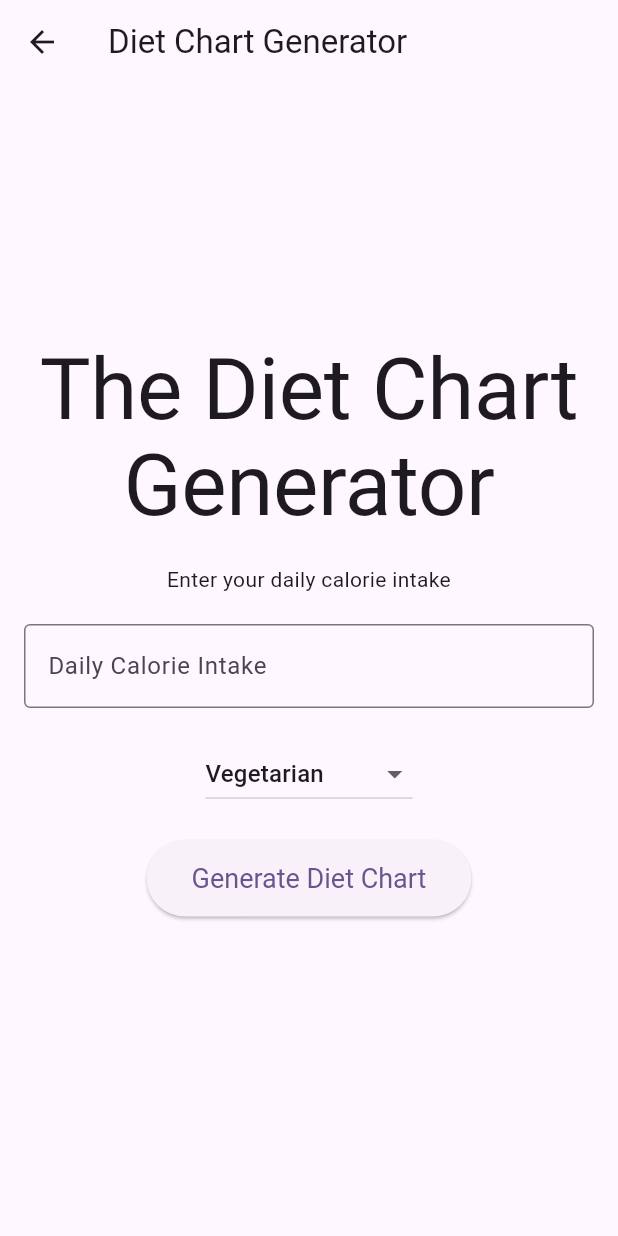
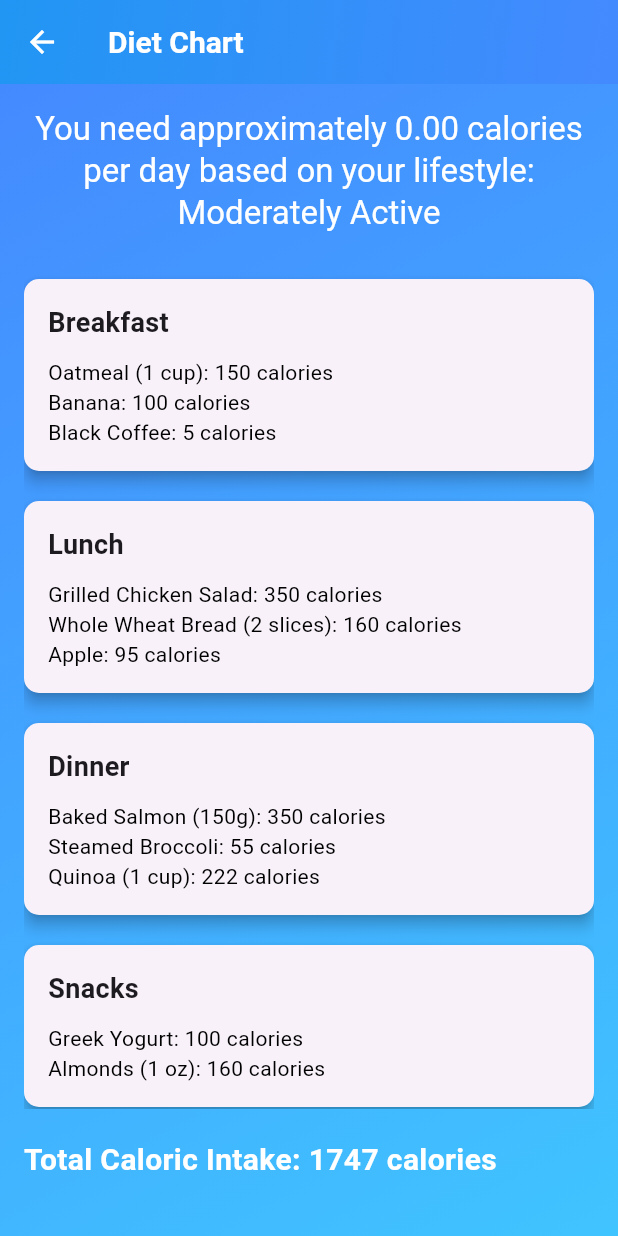
Before and after one commit to Aravind011464/Nutri_Track, a Flutter app: the DietChartPage screen opened by its route, on a phone screen of 412 x 824 dp. Run offline on Flutter 3.47's test engine with Material 3 defaults, Android fonts, the phone set to English and light mode, and no system bars; our stand-ins replace flutter_zoom_drawer, jwt_decoder, shared_preferences; accounts and stored records are empty.

Commit message:
activity

```diff
--- a/lib/main.dart
+++ b/lib/main.dart
@@ -1,5 +1,6 @@
 import 'package:flutter/material.dart';
 import 'package:jwt_decoder/jwt_decoder.dart';
+import 'package:nutri_track/pages/ActivityLevelPage.dart';
 import 'package:nutri_track/pages/child_info.dart';
 import 'package:nutri_track/pages/dashboard.dart';
 import 'package:nutri_track/pages/sign_in.dart';
@@ -42,14 +43,17 @@ class MyApp extends StatelessWidget {
         '/bmi': (context) => BMIPage(),
         '/zscore': (context) => ZScorePage(),
         '/update': (context) => UpdatePage(),
-        '/dietchart': (context) => DietChartPage(),
+        '/dietchart': (context) => DietChartPage(calories: 0,lifestyle: "Moderately Active",),
         '/advice': (context) => AdvicePage(),
         '/needs': (context) => NeedsPage(),
         '/childEntry' : (context)=>childInfo(),
+        '/activityLevel':(context)=>ActivityLevelPage(calories: 700),
       },
-      home: (token != null && JwtDecoder.isExpired(token) == false) ? DashBoard(token: token) : SignIn(),
+      //home: (token != null && JwtDecoder.isExpired(token) == false) ? DashBoard(token: token) : SignIn(),
       //home: DashBoard(),
       //home : childInfo(),
+      //home :  const DietChartPage(calories: 700, lifestyle: 'Moderately Active',),
+      home: ActivityLevelPage(calories: 995,)
     );
   }
 }
--- a/lib/pages/dashboard.dart
+++ b/lib/pages/dashboard.dart
@@ -82,7 +82,7 @@ class _DashBoardState extends State<DashBoard> {
                   _buildTappableBox(context, 'BMI', BMIPage()),
                   _buildTappableBox(context, 'Z-Score', ZScorePage()),
                   _buildTappableBox(context, 'Update', UpdatePage()),
-                  _buildTappableBox(context, 'Suggest Diet Chart', DietChartPage()),
+                  _buildTappableBox(context, 'Suggest Diet Chart', DietChartPage(calories: 700, lifestyle: 'Moderately Active',)),
                   _buildTappableBox(context, 'Seek Advice', AdvicePage()),
                   _buildTappableBox(context, 'Needs', NeedsPage()),
                 ],
--- a/lib/pages/diet_chart_page.dart
+++ b/lib/pages/diet_chart_page.dart
@@ -1,130 +1,94 @@
 import 'package:flutter/material.dart';
 
-void main() {
-  runApp(MyApp());
-}
+class DietChartPage extends StatelessWidget {
+  final int calories;
+  final String lifestyle;
 
-class MyApp extends StatelessWidget {
-  @override
-  Widget build(BuildContext context) {
-    return MaterialApp(
-      title: 'Diet Chart Generator',
-      theme: ThemeData(
-        primarySwatch: Colors.green,
-        textTheme: const TextTheme(
-          displayLarge: TextStyle(fontSize: 36.0, fontWeight: FontWeight.bold),
-          bodyMedium: TextStyle(fontSize: 18.0),
-        ),
-      ),
-      home: DietChartPage(),
-    );
-  }
-}
-
-class DietChartPage extends StatefulWidget {
-  const DietChartPage({super.key});
-
-  @override
-  _DietChartPageState createState() => _DietChartPageState();
-}
-
-class _DietChartPageState extends State<DietChartPage> {
-  final TextEditingController calorieController = TextEditingController();
-  String selectedDiet = 'Vegetarian';
-  String dietChart = '';
-
-  void generateDietChart() {
-    final int calories = int.tryParse(calorieController.text) ?? 0;
-
-    if (calories > 0) {
-      String chart = 'Diet Chart for $selectedDiet:\n';
-      if (selectedDiet == 'Vegetarian') {
-        chart += '1. Breakfast: Oatmeal with fruits (300 calories)\n';
-        chart += '2. Lunch: Grilled vegetable salad (500 calories)\n';
-        chart += '3. Dinner: Lentil curry with rice (600 calories)\n';
-      } else if (selectedDiet == 'Non-Vegetarian') {
-        chart += '1. Breakfast: Scrambled eggs with toast (400 calories)\n';
-        chart += '2. Lunch: Chicken salad (600 calories)\n';
-        chart += '3. Dinner: Grilled fish with vegetables (700 calories)\n';
-      } else {
-        chart += '1. Breakfast: Smoothie with almond milk (300 calories)\n';
-        chart += '2. Lunch: Quinoa salad with chickpeas (500 calories)\n';
-        chart += '3. Dinner: Stir-fried tofu with vegetables (600 calories)\n';
-      }
-
-      setState(() {
-        dietChart = chart;
-      });
-    } else {
-      setState(() {
-        dietChart = 'Please enter a valid calorie intake.';
-      });
-    }
-  }
+  const DietChartPage({Key? key, required this.calories, required this.lifestyle}) : super(key: key);
 
   @override
   Widget build(BuildContext context) {
+    // Calculate average calories based on lifestyle multiplier
+    double averageCalories = _calculateAverageCalories(calories, lifestyle);
+    List<DietChart> dietChart = getDietChart(averageCalories.toInt()); // Get diet chart based on average calories
+
     return Scaffold(
       appBar: AppBar(
-        title: const Text('Diet Chart Generator'),
+        elevation: 4, // Add some elevation for a subtle shadow effect
+        flexibleSpace: Container(
+          decoration: BoxDecoration(
+            gradient: LinearGradient(
+              colors: [Colors.blue, Colors.blueAccent], // Gradient color for the AppBar
+              begin: Alignment.topLeft,
+              end: Alignment.bottomRight,
+            ),
+          ),
+        ),
+        title: const Text('Diet Chart', style: TextStyle(color: Colors.white, fontSize: 20, fontWeight: FontWeight.bold)),
+        leading: IconButton(
+          icon: const Icon(Icons.arrow_back, color: Colors.white), // White back button
+          onPressed: () {
+            Navigator.pop(context); // Go back to the previous page
+          },
+        ),
       ),
-      body: Padding(
-        padding: const EdgeInsets.all(16.0),
-        child: Center(
-          child: SingleChildScrollView(
+      body: Container(
+        decoration: BoxDecoration(
+          gradient: LinearGradient(
+            colors: [Colors.blueAccent, Colors.lightBlueAccent], // Gradient background
+            begin: Alignment.topLeft,
+            end: Alignment.bottomRight,
+          ),
+        ),
+        child: Padding(
+          padding: const EdgeInsets.all(16.0),
+          child: Center(
             child: Column(
-              mainAxisAlignment: MainAxisAlignment.center,
+              crossAxisAlignment: CrossAxisAlignment.start,
               children: [
                 Text(
-                  'The Diet Chart Generator',
-                  style: Theme.of(context).textTheme.displayLarge,
+                  'You need approximately ${averageCalories.toStringAsFixed(2)} calories per day based on your lifestyle: $lifestyle',
+                  style: Theme.of(context).textTheme.headline6?.copyWith(color: Colors.white),
                   textAlign: TextAlign.center,
                 ),
                 const SizedBox(height: 20),
-                Text(
-                  'Enter your daily calorie intake',
-                  style: Theme.of(context).textTheme.bodyMedium,
-                  textAlign: TextAlign.center,
-                ),
-                const SizedBox(height: 20),
-                TextField(
-                  controller: calorieController,
-                  decoration: const InputDecoration(
-                    labelText: 'Daily Calorie Intake',
-                    border: OutlineInputBorder(),
-                  ),
-                  keyboardType: TextInputType.number,
-                ),
-                const SizedBox(height: 20),
-                DropdownButton<String>(
-                  value: selectedDiet,
-                  onChanged: (String? newValue) {
-                    setState(() {
-                      selectedDiet = newValue!;
-                    });
-                  },
-                  items: <String>['Vegetarian', 'Non-Vegetarian', 'Vegan']
-                      .map<DropdownMenuItem<String>>((String value) {
-                    return DropdownMenuItem<String>(
-                      value: value,
-                      child: Text(value),
-                    );
-                  }).toList(),
-                ),
-                const SizedBox(height: 20),
-                ElevatedButton(
-                  onPressed: generateDietChart,
-                  child: const Text('Generate Diet Chart'),
-                  style: ElevatedButton.styleFrom(
-                    padding: const EdgeInsets.symmetric(horizontal: 30, vertical: 15),
-                    textStyle: const TextStyle(fontSize: 18),
+                Expanded(
+                  child: ListView.builder(
+                    itemCount: dietChart.length,
+                    itemBuilder: (context, index) {
+                      final meal = dietChart[index];
+                      return Card(
+                        margin: const EdgeInsets.symmetric(vertical: 10),
+                        elevation: 4,
+                        shape: RoundedRectangleBorder(
+                          borderRadius: BorderRadius.circular(10),
+                        ),
+                        child: Padding(
+                          padding: const EdgeInsets.all(16.0),
+                          child: Column(
+                            crossAxisAlignment: CrossAxisAlignment.start,
+                            children: [
+                              Text(
+                                meal.meal,
+                                style: const TextStyle(fontSize: 18, fontWeight: FontWeight.bold),
+                              ),
+                              const SizedBox(height: 10),
+                              ...meal.foodItems.map((item) => Text('${item.name}: ${item.calories} calories', style: const TextStyle(color: Colors.black))),
+                            ],
+                          ),
+                        ),
+                      );
+                    },
                   ),
                 ),
-                const SizedBox(height: 20),
-                Text(
-                  dietChart,
-                  style: Theme.of(context).textTheme.bodyMedium,
-                  textAlign: TextAlign.center,
+                // Display total calories from diet chart with increased padding and font size
+                Padding(
+                  padding: const EdgeInsets.symmetric(vertical: 20.0), // Increased padding
+                  child: Text(
+                    'Total Caloric Intake: ${_calculateTotalCalories(dietChart)} calories',
+                    style: const TextStyle(fontSize: 20, fontWeight: FontWeight.bold, color: Colors.white), // Increased font size and bold text
+                    textAlign: TextAlign.center,
+                  ),
                 ),
               ],
             ),
@@ -133,4 +97,114 @@ class _DietChartPageState extends State<DietChartPage> {
       ),
     );
   }
+
+  double _calculateAverageCalories(int bmr, String lifestyle) {
+    switch (lifestyle) {
+      case 'Sedentary':
+        return bmr * 1.2;
+      case 'Slightly Active':
+        return bmr * 1.375;
+      case 'Moderately Active':
+        return bmr * 1.55;
+      case 'Active':
+        return bmr * 1.725;
+      case 'Very Active':
+        return bmr * 1.9;
+      default:
+        return bmr.toDouble(); // Fallback to BMR if lifestyle is unrecognized
+    }
+  }
+
+  int _calculateTotalCalories(List<DietChart> dietChart) {
+    int totalCalories = 0;
+    for (var meal in dietChart) {
+      for (var item in meal.foodItems) {
+        totalCalories += item.calories;
+      }
+    }
+    return totalCalories;
+  }
 }
+
+class DietChart {
+  final String meal;
+  final List<FoodItem> foodItems;
+
+  DietChart(this.meal, this.foodItems);
+}
+
+class FoodItem {
+  final String name;
+  final int calories;
+
+  FoodItem(this.name, this.calories);
+}
+
+List<DietChart> getDietChart(int totalCalories) {
+  // Sample diet charts for different calorie intakes
+  List<DietChart> dietChart = [];
+
+  if (totalCalories <= 1500) {
+    dietChart.add(DietChart('Breakfast', [
+      FoodItem('Oatmeal (1 cup)', 150),
+      FoodItem('Banana', 100),
+      FoodItem('Black Coffee', 5),
+    ]));
+    dietChart.add(DietChart('Lunch', [
+      FoodItem('Grilled Chicken Salad', 350),
+      FoodItem('Whole Wheat Bread (2 slices)', 160),
+      FoodItem('Apple', 95),
+    ]));
+    dietChart.add(DietChart('Dinner', [
+      FoodItem('Baked Salmon (150g)', 350),
+      FoodItem('Steamed Broccoli', 55),
+      FoodItem('Quinoa (1 cup)', 222),
+    ]));
+    dietChart.add(DietChart('Snacks', [
+      FoodItem('Greek Yogurt', 100),
+      FoodItem('Almonds (1 oz)', 160),
+    ]));
+  } else if (totalCalories <= 2000) {
+    dietChart.add(DietChart('Breakfast', [
+      FoodItem('Scrambled Eggs (2)', 140),
+      FoodItem('Whole Grain Toast', 70),
+      FoodItem('Orange Juice (1 glass)', 110),
+    ]));
+    dietChart.add(DietChart('Lunch', [
+      FoodItem('Turkey Sandwich', 400),
+      FoodItem('Mixed Green Salad', 100),
+      FoodItem('Pear', 100),
+    ]));
+    dietChart.add(DietChart('Dinner', [
+      FoodItem('Grilled Steak (200g)', 500),
+      FoodItem('Roasted Vegetables', 200),
+      FoodItem('Brown Rice (1 cup)', 215),
+    ]));
+    dietChart.add(DietChart('Snacks', [
+      FoodItem('Protein Bar', 200),
+      FoodItem('Carrot Sticks with Hummus', 150),
+    ]));
+  } else {
+    dietChart.add(DietChart('Breakfast', [
+      FoodItem('Pancakes (2)', 300),
+      FoodItem('Maple Syrup', 100),
+      FoodItem('Bacon (3 slices)', 180),
+    ]));
+    dietChart.add(DietChart('Lunch', [
+      FoodItem('Pasta Salad with Chicken', 500),
+      FoodItem('Garlic Bread', 200),
+      FoodItem('Ice Cream (1 scoop)', 200),
+    ]));
+    dietChart.add(DietChart('Dinner', [
+      FoodItem('Lasagna', 600),
+      FoodItem('Caesar Salad', 250),
+      FoodItem('Cheese Breadsticks', 300),
+    ]));
+    dietChart.add(DietChart('Snacks', [
+      FoodItem('Chocolate (2 squares)', 100),
+      FoodItem('Mixed Nuts (1 oz)', 160),
+    ]));
+  }
+
+  return dietChart;
+}
```
Also changed, not shown: lib/pages/ActivityLevelPage.dart (added, +132 -0 lines).
